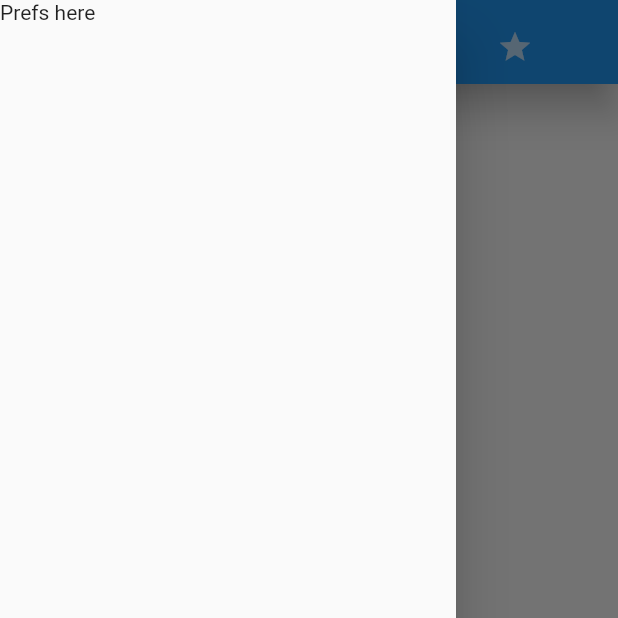
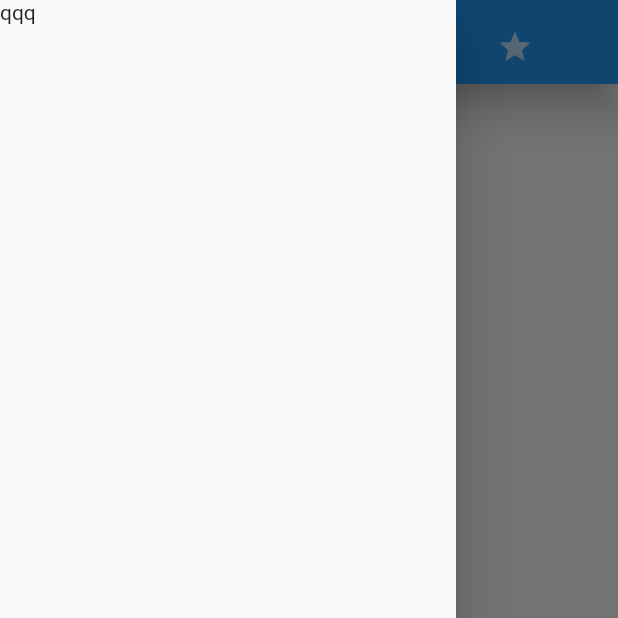
Before and after one commit to zmej-serow/eleven, a Flutter app: the screen it shows after launch, with the side drawer open, on a phone screen of 412 x 824 dp, the top half of it. Run offline on Flutter 3.47's test engine with Material 2 defaults, Android fonts, the phone set to English and light mode, and no system bars; our stand-ins replace shared_preferences.

Commit message:
Code tidy-up.

```diff
--- a/lib/main.dart
+++ b/lib/main.dart
@@ -27,10 +27,10 @@ class MainScreen extends StatefulWidget {
   MainScreen({Key key}) : super(key: key);
 
   @override
-  _MainScreenState createState() => _MainScreenState();
+  MainScreenState createState() => MainScreenState();
 }
 
-class _MainScreenState extends State<MainScreen> {
+class MainScreenState extends State<MainScreen> {
   @override
   Widget build(BuildContext context) {
     return DefaultTabController(
@@ -59,9 +59,13 @@ class _MainScreenState extends State<MainScreen> {
           ],
         ),
         drawer: Drawer(
-            child: Text("Prefs here")
+            child: preferencesDrawer()
         ),
       ),
     );
   }
+
+  Widget preferencesDrawer() {
+    return Text("qqq");
+  }
 }
```
